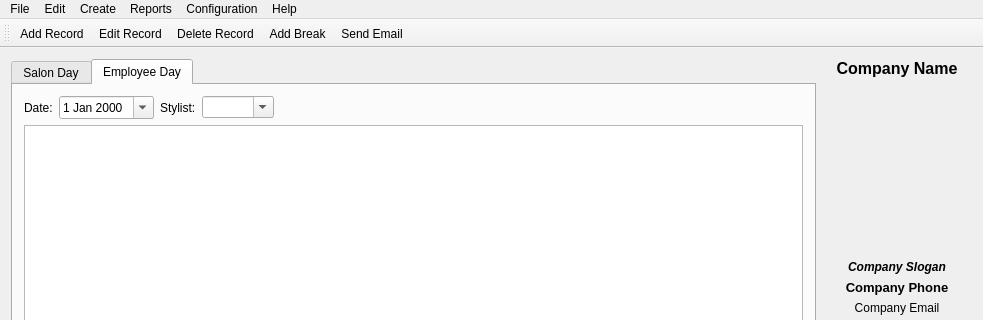
This is mainwindow.ui in pliniofpa/Profiles_Project as Qt 5 draws it before an edit; both pictures show x 0 to 983 and y 0 to 320 of the 983 by 470 pixel window. The edited form follows.
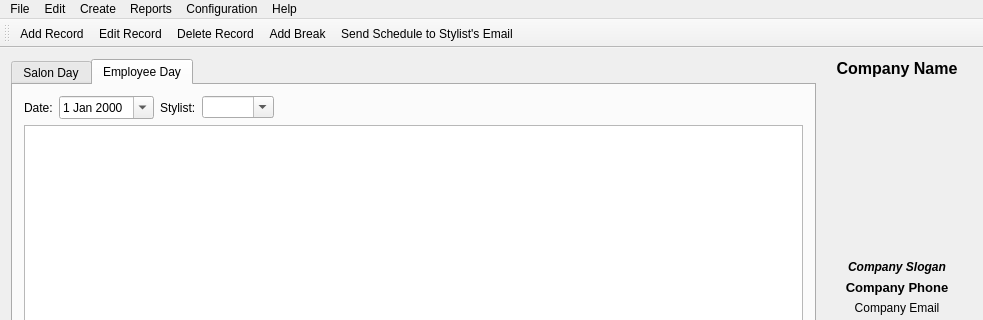
This is the edited form. Icons and pictures are not drawn. Custom widgets are drawn as their Qt base class.

Commit message: Sending Email to Stylist based on his registred email on the database. Genering Report of Appointments by Stylist.

Patch:
```diff
--- a/mainwindow.ui
+++ b/mainwindow.ui
@@ -473,7 +473,7 @@
      <normaloff>:/images/images/1413781129_Send.png</normaloff>:/images/images/1413781129_Send.png</iconset>
    </property>
    <property name="text">
-    <string>Send Email</string>
+    <string>Send Schedule to Stylist's Email</string>
    </property>
    <property name="shortcut">
     <string>Ctrl+S</string>
```
The commit also changes 7 other files.
